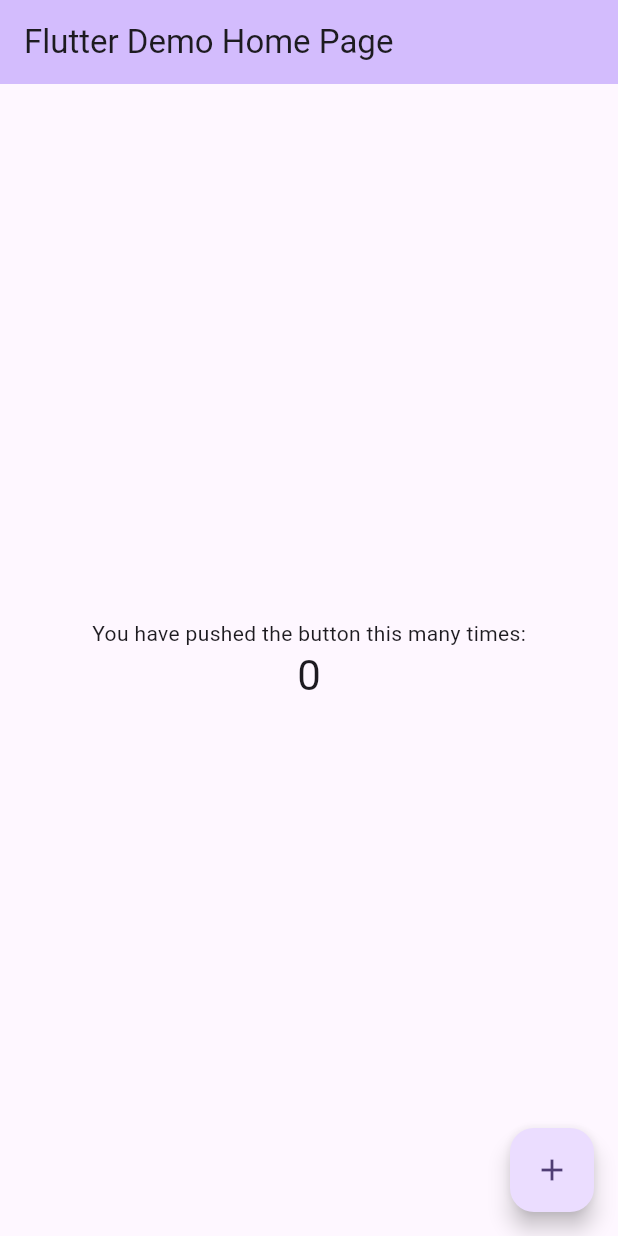
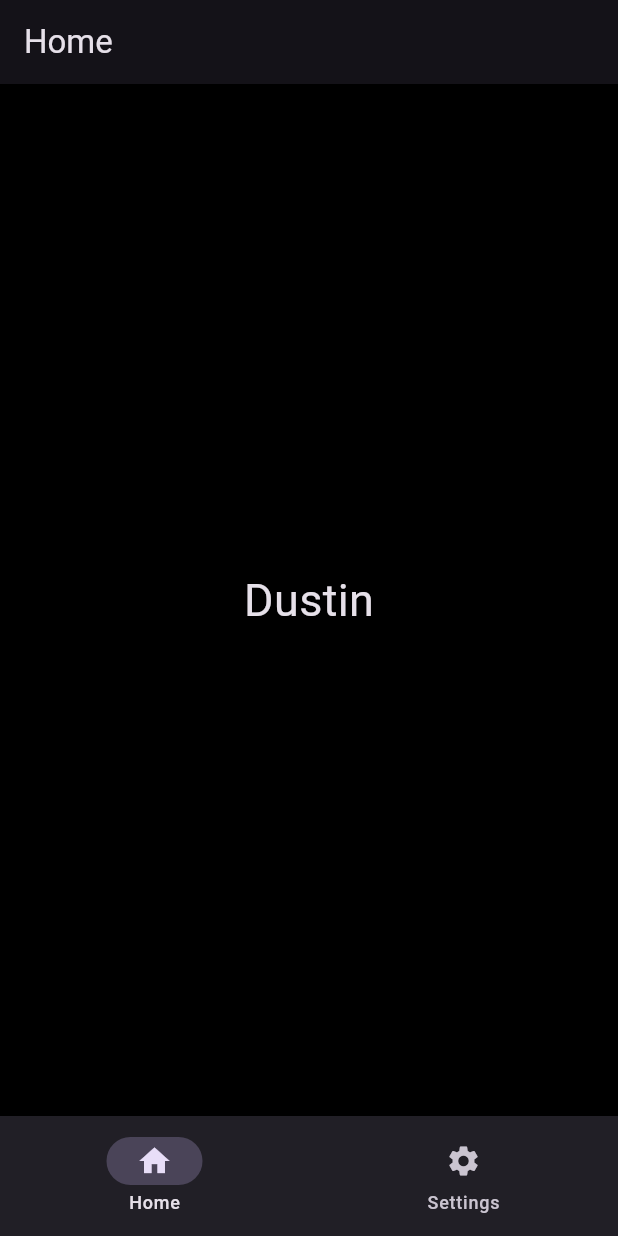
Before and after one commit to dzca/flutter_provider_counter, a Flutter app: the screen it shows after launch, on a phone screen of 412 x 824 dp. Run offline on Flutter 3.47's test engine with Material 3 defaults, Android fonts, the phone set to English and light mode, and no system bars.

```diff
--- a/lib/main.dart
+++ b/lib/main.dart
@@ -1,4 +1,8 @@
 import 'package:flutter/material.dart';
+import 'package:flutter_provider_counter/screens/home_screen.dart';
+
+import 'utils/colors.dart';
+import 'widgets/nav_layout.dart';
 
 void main() {
   runApp(const MyApp());
@@ -11,115 +15,11 @@ class MyApp extends StatelessWidget {
   @override
   Widget build(BuildContext context) {
     return MaterialApp(
-      title: 'Flutter Demo',
-      theme: ThemeData(
-        // This is the theme of your application.
-        //
-        // TRY THIS: Try running your application with "flutter run". You'll see
-        // the application has a purple toolbar. Then, without quitting the app,
-        // try changing the seedColor in the colorScheme below to Colors.green
-        // and then invoke "hot reload" (save your changes or press the "hot
-        // reload" button in a Flutter-supported IDE, or press "r" if you used
-        // the command line to start the app).
-        //
-        // Notice that the counter didn't reset back to zero; the application
-        // state is not lost during the reload. To reset the state, use hot
-        // restart instead.
-        //
-        // This works for code too, not just values: Most code changes can be
-        // tested with just a hot reload.
-        colorScheme: ColorScheme.fromSeed(seedColor: Colors.deepPurple),
-        useMaterial3: true,
+      title: 'Flutter Provider',
+      theme: ThemeData.dark().copyWith(
+        scaffoldBackgroundColor: mobileBackgroundColor,
       ),
-      home: const MyHomePage(title: 'Flutter Demo Home Page'),
+      home: const NavLayout(),
     );
   }
 }
-
-class MyHomePage extends StatefulWidget {
-  const MyHomePage({super.key, required this.title});
-
-  // This widget is the home page of your application. It is stateful, meaning
-  // that it has a State object (defined below) that contains fields that affect
-  // how it looks.
-
-  // This class is the configuration for the state. It holds the values (in this
-  // case the title) provided by the parent (in this case the App widget) and
-  // used by the build method of the State. Fields in a Widget subclass are
-  // always marked "final".
-
-  final String title;
-
-  @override
-  State<MyHomePage> createState() => _MyHomePageState();
-}
-
-class _MyHomePageState extends State<MyHomePage> {
-  int _counter = 0;
-
-  void _incrementCounter() {
-    setState(() {
-      // This call to setState tells the Flutter framework that something has
-      // changed in this State, which causes it to rerun the build method below
-      // so that the display can reflect the updated values. If we changed
-      // _counter without calling setState(), then the build method would not be
-      // called again, and so nothing would appear to happen.
-      _counter++;
-    });
-  }
-
-  @override
-  Widget build(BuildContext context) {
-    // This method is rerun every time setState is called, for instance as done
-    // by the _incrementCounter method above.
-    //
-    // The Flutter framework has been optimized to make rerunning build methods
-    // fast, so that you can just rebuild anything that needs updating rather
-    // than having to individually change instances of widgets.
-    return Scaffold(
-      appBar: AppBar(
-        // TRY THIS: Try changing the color here to a specific color (to
-        // Colors.amber, perhaps?) and trigger a hot reload to see the AppBar
-        // change color while the other colors stay the same.
-        backgroundColor: Theme.of(context).colorScheme.inversePrimary,
-        // Here we take the value from the MyHomePage object that was created by
-        // the App.build method, and use it to set our appbar title.
-        title: Text(widget.title),
-      ),
-      body: Center(
-        // Center is a layout widget. It takes a single child and positions it
-        // in the middle of the parent.
-        child: Column(
-          // Column is also a layout widget. It takes a list of children and
-          // arranges them vertically. By default, it sizes itself to fit its
-          // children horizontally, and tries to be as tall as its parent.
-          //
-          // Column has various properties to control how it sizes itself and
-          // how it positions its children. Here we use mainAxisAlignment to
-          // center the children vertically; the main axis here is the vertical
-          // axis because Columns are vertical (the cross axis would be
-          // horizontal).
-          //
-          // TRY THIS: Invoke "debug painting" (choose the "Toggle Debug Paint"
-          // action in the IDE, or press "p" in the console), to see the
-          // wireframe for each widget.
-          mainAxisAlignment: MainAxisAlignment.center,
-          children: <Widget>[
-            const Text(
-              'You have pushed the button this many times:',
-            ),
-            Text(
-              '$_counter',
-              style: Theme.of(context).textTheme.headlineMedium,
-            ),
-          ],
-        ),
-      ),
-      floatingActionButton: FloatingActionButton(
-        onPressed: _incrementCounter,
-        tooltip: 'Increment',
-        child: const Icon(Icons.add),
-      ), // This trailing comma makes auto-formatting nicer for build methods.
-    );
-  }
-}
--- /dev/null
+++ b/lib/screens/home_screen.dart
@@ -0,0 +1,22 @@
+import 'package:flutter/material.dart';
+
+class HomeScreen extends StatelessWidget {
+  const HomeScreen({super.key});
+
+  @override
+  Widget build(BuildContext context) {
+    return Scaffold(
+      appBar: AppBar(
+        title: const Text("Home"),
+      ),
+      body: const Center(
+        child: Text(
+          'Dustin',
+          style: TextStyle(
+            fontSize: 30,
+          ),
+        ),
+      ),
+    );
+  }
+}
--- /dev/null
+++ b/lib/screens/settings_screen.dart
@@ -0,0 +1,22 @@
+import 'package:flutter/material.dart';
+
+class SettingsScreen extends StatelessWidget {
+  const SettingsScreen({super.key});
+
+  @override
+  Widget build(BuildContext context) {
+    return Scaffold(
+      appBar: AppBar(
+        title: const Text("Settings"),
+      ),
+      body: const Center(
+        child: Text(
+          'Settings',
+          style: TextStyle(
+            fontSize: 30,
+          ),
+        ),
+      ),
+    );
+  }
+}
--- /dev/null
+++ b/lib/utils/colors.dart
@@ -0,0 +1,8 @@
+import 'package:flutter/material.dart';
+
+const mobileBackgroundColor = Color.fromRGBO(0, 0, 0, 1);
+const webBackgroundColor = Color.fromRGBO(18, 18, 18, 1);
+const mobileSearchColor = Color.fromRGBO(38, 38, 38, 1);
+const blueColor = Color.fromRGBO(0, 149, 246, 1);
+const primaryColor = Colors.white;
+const secondaryColor = Colors.grey;
--- /dev/null
+++ b/lib/widgets/nav_layout.dart
@@ -0,0 +1,44 @@
+import '../screens/home_screen.dart';
+
+import 'package:flutter/material.dart';
+
+import '../screens/settings_screen.dart';
+
+class NavLayout extends StatefulWidget {
+  const NavLayout({super.key});
+
+  @override
+  State<NavLayout> createState() => _NavLayoutState();
+}
+
+class _NavLayoutState extends State<NavLayout> {
+  int _selectedIndex = 0;
+
+  void _onItemTapped(int index) {
+    setState(() {
+      _selectedIndex = index;
+    });
+  }
+
+  @override
+  Widget build(BuildContext context) {
+    return Scaffold(
+      body: IndexedStack(
+        /// Replaced with IndexedStack
+        index: _selectedIndex,
+        children: const [
+          HomeScreen(),
+          SettingsScreen(),
+        ],
+      ),
+      bottomNavigationBar: NavigationBar(
+        destinations: const [
+          NavigationDestination(icon: Icon(Icons.home), label: 'Home'),
+          NavigationDestination(icon: Icon(Icons.settings), label: 'Settings'),
+        ],
+        selectedIndex: _selectedIndex,
+        onDestinationSelected: _onItemTapped,
+      ),
+    );
+  }
+}
```
